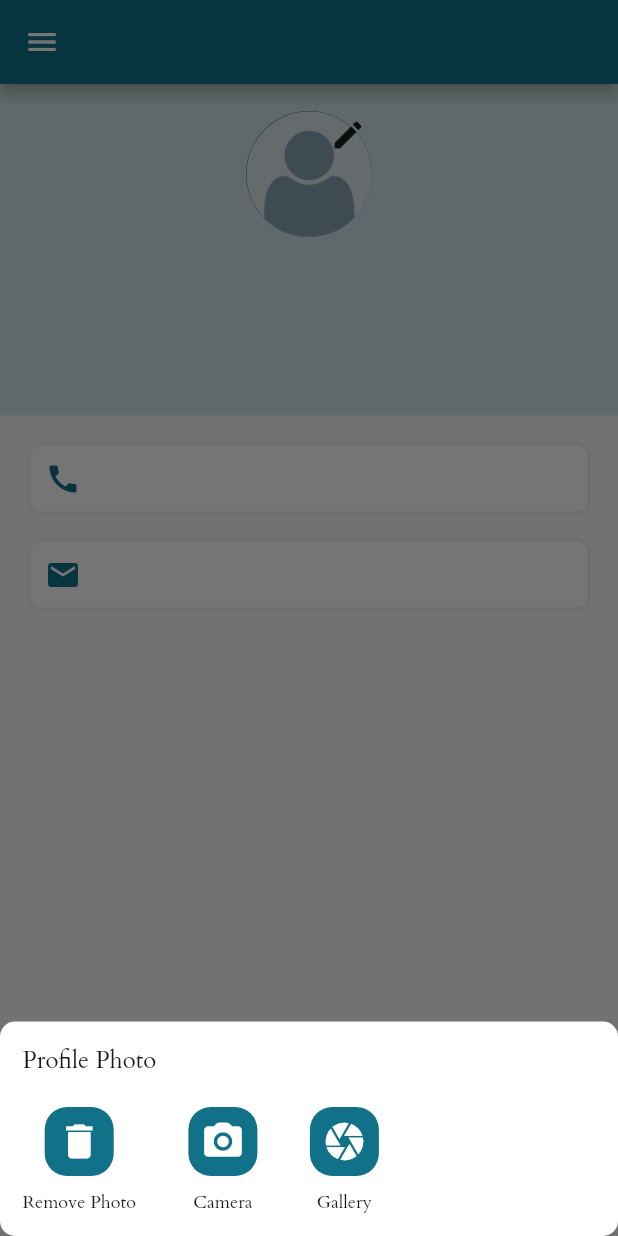
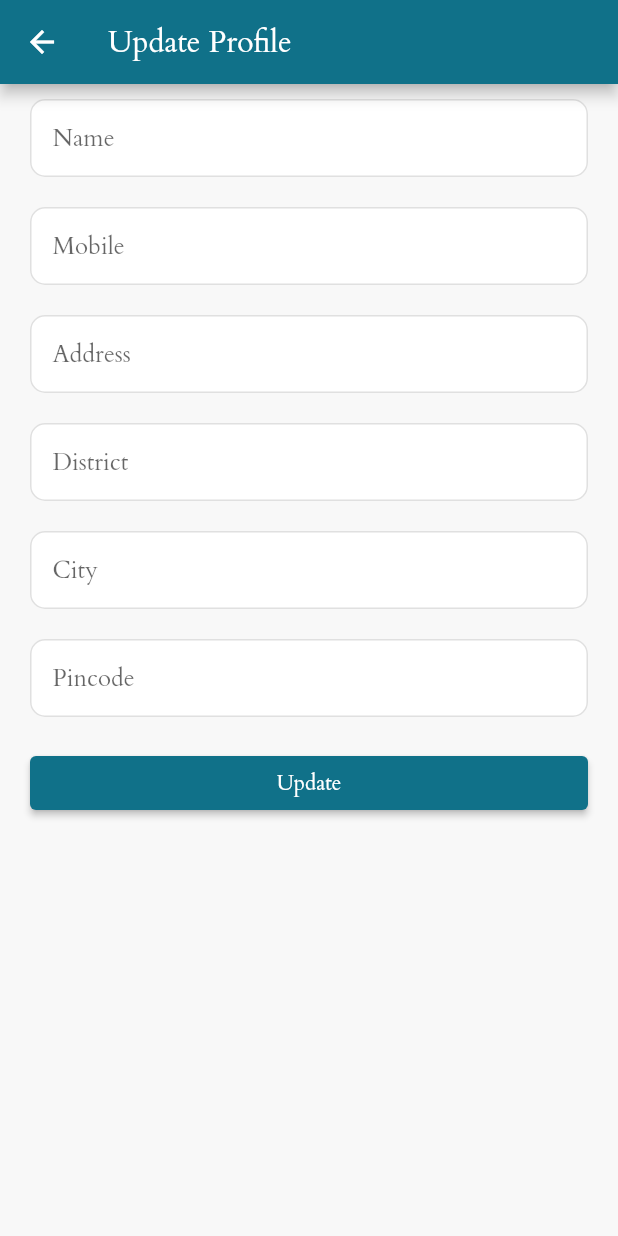
Before and after one commit to aniket-yadav/automobile-service, a Flutter app: the Profile screen opened directly with empty values, after a tap on the "edit" icon, on a phone screen of 412 x 824 dp. Run offline on Flutter 3.47's test engine with Material 2 defaults, Android fonts, the phone set to English and light mode, and no system bars; our stand-ins replace firebase_core, google_maps_flutter, image_picker, jiffy, location, numberpicker and 1 more; missing offline and left inert: encrypt; accounts and stored records are empty.

Commit message:
update customer

```diff
--- a/lib/controller/data_controller.dart
+++ b/lib/controller/data_controller.dart
@@ -494,4 +494,51 @@ class DataController with ChangeNotifier {
       snackBar(response.message ?? '', GlobalVariable.navState.currentContext!);
     }
   }
+
+  updateProfile(
+      {String? name,
+      String? mobile,
+      String? address,
+      String? district,
+      String? city,
+      String? pincode}) async {
+    String endPoint = '';
+    if (user.role == Role.admin.name) {
+      endPoint = services.updateAdminService;
+    } else if (user.role == Role.customer.name) {
+      endPoint = services.updateCustomerService;
+    } else if (user.role == Role.manager.name) {
+      endPoint = services.updateManagerService;
+    }
+    if (endPoint.isEmpty) {
+      return;
+    }
+    Map<String, dynamic> body = {
+      "userid": user.userid,
+      "name": name,
+      "mobile": mobile,
+      "address": address,
+      "district": district,
+      "city": city,
+      "pincode": pincode,
+    };
+
+    var res = await serviceCallPost(
+      body: body,
+      path: endPoint,
+    );
+
+    print(res.statusCode);
+    print(res.body);
+
+    if (res.statusCode == 200) {
+      Response response = Response.fromJson(jsonDecode(res.body));
+      if (response.success == true) {
+        fetchProfile(role: user.role ?? '');
+        Navigator.of(GlobalVariable.navState.currentContext!).pop();
+      }
+
+      snackBar(response.message ?? '', GlobalVariable.navState.currentContext!);
+    }
+  }
 }
--- a/lib/route/routes.dart
+++ b/lib/route/routes.dart
@@ -11,6 +11,7 @@ import 'package:automobileservice/view/admin/center_selection_map.dart';
 import 'package:automobileservice/view/admin/customers.dart';
 import 'package:automobileservice/view/admin/feedbacks.dart';
 import 'package:automobileservice/view/admin/managers.dart';
+import 'package:automobileservice/view/customer/update_profile.dart';
 import 'package:automobileservice/view/map_screen.dart';
 import 'package:automobileservice/view/service_centers.dart';
 import 'package:automobileservice/view/admin/services.dart';
@@ -43,5 +44,6 @@ final Map<String, Widget Function(BuildContext)> routes = {
   CenterSelectionMap.routeName: (_) => const CenterSelectionMap(),
   CenterOnMap.routeName: (_) => const CenterOnMap(),
   AddFeedback.routeName: (_) => const AddFeedback(),
+  UpdateProfile.routeName: (_) => const UpdateProfile(),
 
 };
--- a/lib/service/services.dart
+++ b/lib/service/services.dart
@@ -16,3 +16,6 @@ const servicesList = "api/services.php";
 const saveServiceCenter = "api/add_service_center.php";
 const serviceCentersService = "api/service_centers.php";
 const assignCenterService = "api/assign_center.php";
+const updateAdminService = "api/update_admin.php";
+const updateManagerService = "api/update_manager.php";
+const updateCustomerService = "api/update_customer.php";
--- /dev/null
+++ b/lib/view/customer/update_profile.dart
@@ -0,0 +1,158 @@
+import 'package:automobileservice/controller/data_controller.dart';
+import 'package:flutter/material.dart';
+import 'package:provider/provider.dart';
+
+class UpdateProfile extends StatefulWidget {
+  const UpdateProfile({Key? key}) : super(key: key);
+  static const routeName = "/updatePtofile";
+  @override
+  State<UpdateProfile> createState() => _UpdateProfileState();
+}
+
+class _UpdateProfileState extends State<UpdateProfile> {
+  final TextEditingController nameController = TextEditingController();
+  final TextEditingController mobileController = TextEditingController();
+  final TextEditingController addressController = TextEditingController();
+  final TextEditingController districtController = TextEditingController();
+  final TextEditingController cityController = TextEditingController();
+  final TextEditingController pincodeController = TextEditingController();
+
+  @override
+  void initState() {
+    WidgetsBinding.instance.addPostFrameCallback((timeStamp) {
+      final dataController =
+          Provider.of<DataController>(context, listen: false);
+      setState(() {
+        nameController.text = dataController.user.name ?? '';
+        mobileController.text = dataController.user.mobile ?? '';
+        addressController.text = dataController.user.address ?? '';
+        districtController.text = dataController.user.district ?? '';
+        cityController.text = dataController.user.city ?? '';
+        pincodeController.text = dataController.user.pincode ?? '';
+      });
+    });
+    super.initState();
+  }
+
+  @override
+  Widget build(BuildContext context) {
+    final dataController = Provider.of<DataController>(context, listen: false);
+
+    return Scaffold(
+      appBar: AppBar(
+        title: const Text("Update Profile"),
+      ),
+      body: SingleChildScrollView(
+        child: Column(
+          children: [
+            Container(
+              margin: const EdgeInsets.symmetric(
+                horizontal: 20.0,
+                vertical: 10.0,
+              ),
+              child: TextField(
+                controller: nameController,
+                decoration: const InputDecoration(
+                  filled: true,
+                  hintText: "Name",
+                ),
+              ),
+            ),
+            Container(
+              margin: const EdgeInsets.symmetric(
+                horizontal: 20.0,
+                vertical: 10.0,
+              ),
+              child: TextField(
+                controller: mobileController,
+                decoration: const InputDecoration(
+                  filled: true,
+                  hintText: "Mobile",
+                ),
+              ),
+            ),
+            Container(
+              margin: const EdgeInsets.symmetric(
+                horizontal: 20.0,
+                vertical: 10.0,
+              ),
+              child: TextField(
+                controller: addressController,
+                decoration: const InputDecoration(
+                  filled: true,
+                  hintText: "Address",
+                ),
+              ),
+            ),
+            Container(
+              margin: const EdgeInsets.symmetric(
+                horizontal: 20.0,
+                vertical: 10.0,
+              ),
+              child: TextField(
+                controller: districtController,
+                decoration: const InputDecoration(
+                  filled: true,
+                  hintText: "District",
+                ),
+              ),
+            ),
+            Container(
+              margin: const EdgeInsets.symmetric(
+                horizontal: 20.0,
+                vertical: 10.0,
+              ),
+              child: TextField(
+                controller: cityController,
+                decoration: const InputDecoration(
+                  filled: true,
+                  hintText: "City",
+                ),
+              ),
+            ),
+            Container(
+              margin: const EdgeInsets.symmetric(
+                horizontal: 20.0,
+                vertical: 10.0,
+              ),
+              child: TextField(
+                controller: pincodeController,
+                decoration: const InputDecoration(
+                  filled: true,
+                  hintText: "Pincode",
+                ),
+              ),
+            ),
+            Container(
+              width: double.infinity,
+              margin: const EdgeInsets.symmetric(
+                horizontal: 20.0,
+                vertical: 10.0,
+              ),
+              child: ElevatedButton(
+                onPressed: () {
+                  var name = nameController.text.trim();
+                  var mobile = mobileController.text.trim();
+                  var address = addressController.text.trim();
+                  var district = districtController.text.trim();
+                  var city = cityController.text.trim();
+                  var pincode = pincodeController.text.trim();
+
+                  dataController.updateProfile(
+                    address: address,
+                    city: city,
+                    district: district,
+                    mobile: mobile,
+                    name: name,
+                    pincode: pincode,
+                  );
+                },
+                child: const Text("Update"),
+              ),
+            ),
+          ],
+        ),
+      ),
+    );
+  }
+}
--- a/lib/view/profile.dart
+++ b/lib/view/profile.dart
@@ -1,5 +1,5 @@
 import 'package:automobileservice/controller/data_controller.dart';
-import 'package:automobileservice/widgets/data_tile.dart';
+import 'package:automobileservice/view/customer/update_profile.dart';
 import 'package:automobileservice/widgets/profile_photo_selection_panel.dart';
 import 'package:flutter/material.dart';
 import 'package:provider/provider.dart';
@@ -34,7 +34,18 @@ class _ProfileState extends State<Profile> {
           onPressed: () {
             widget.openDrawer();
           },
-      )),
+        ),
+        actions: [
+          IconButton(
+            onPressed: () {
+              Navigator.of(context).pushNamed(UpdateProfile.routeName);
+            },
+            icon: const Icon(
+              Icons.edit,
+            ),
+          )
+        ],
+      ),
       body: SingleChildScrollView(
         child: Column(
           mainAxisAlignment: MainAxisAlignment.start,
@@ -104,7 +115,10 @@ class _ProfileState extends State<Profile> {
                                         role: userProvider.user.role ?? '');
                                   }
                                 },
-                                icon: const Icon(Icons.edit),
+                                icon: const Icon(
+                                  Icons.photo_camera,
+                                  color: Color(0xFFFFFFFF),
+                                ),
                               ),
                             ),
                           ],
@@ -121,9 +135,17 @@ class _ProfileState extends State<Profile> {
                           ),
                         ),
                         Text(
-                          userProvider.user.role ?? '',
+                          userProvider.user.email ?? '',
                           style: const TextStyle(
-                            fontSize: 14.0,
+                            fontSize: 12.0,
+                            color: Color(0xff797979),
+                            fontWeight: FontWeight.bold,
+                          ),
+                        ),
+                        Text(
+                          userProvider.user.mobile ?? '',
+                          style: const TextStyle(
+                            fontSize: 12.0,
                             color: Color(0xff797979),
                             fontWeight: FontWeight.bold,
                           ),
@@ -134,13 +156,34 @@ class _ProfileState extends State<Profile> {
                 ],
               ),
             ),
-            DataTile(
-              icon: Icons.call,
-              label: userProvider.user.mobile ?? '',
+            Container(
+              margin: const EdgeInsets.symmetric(
+                horizontal: 20.0,
+                vertical: 30.0,
               ),
-            DataTile(
-              icon: Icons.email,
-              label: userProvider.user.email ?? '',
+              child: Row(
+                children: [
+                  const Icon(
+                    Icons.location_city,
+                    color: Color(0xFF107189),
+                  ),
+                  const SizedBox(
+                    width: 10,
+                  ),
+                  if (userProvider.user.address != null &&
+                      userProvider.user.city != null &&
+                      userProvider.user.district != null &&
+                      userProvider.user.pincode != null)
+                    Flexible(
+                        child: Text(
+                            " ${userProvider.user.address ?? ''}, ${userProvider.user.city ?? ''}, ${userProvider.user.district ?? ''}, ${userProvider.user.pincode ?? ''}")),
+                  if (userProvider.user.address == null &&
+                      userProvider.user.city == null &&
+                      userProvider.user.district == null &&
+                      userProvider.user.pincode == null)
+                    const Flexible(child: Text("N/A"))
+                ],
+              ),
             ),
           ],
         ),
```
Lines whose indentation alone changed are shown as unchanged.
